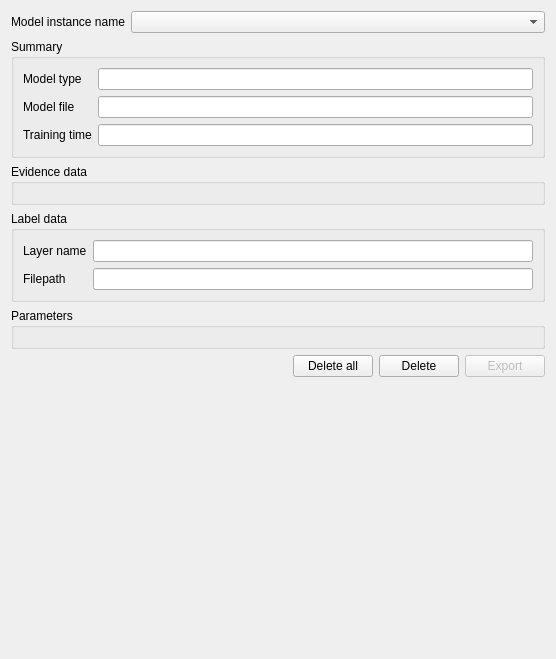
GispoCoding/eis_qgis_plugin, file eis_qgis_plugin/resources/ui/results/wizard_model_history.ui: the form before one commit.
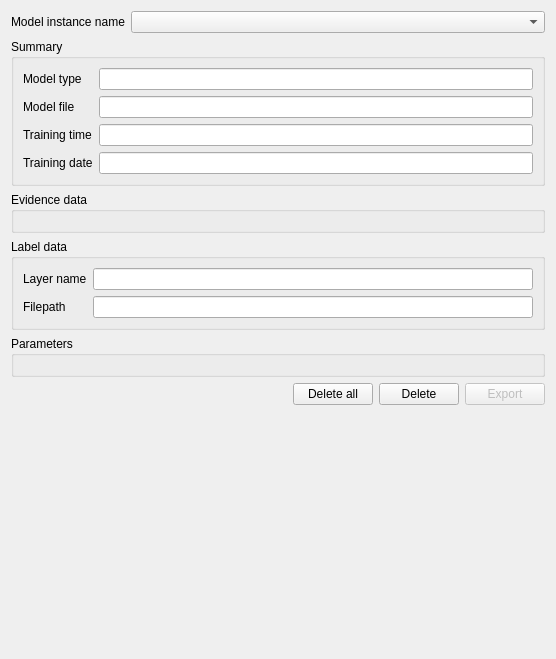
The form after the commit.

Commit message: Add training date to saved model info, fix clearing history widgets when all models are deleted

Patch:
```diff
--- a/eis_qgis_plugin/resources/ui/results/wizard_model_history.ui
+++ b/eis_qgis_plugin/resources/ui/results/wizard_model_history.ui
@@ -109,6 +109,20 @@
       <item row="2" column="1">
        <widget class="QLineEdit" name="model_training_time"/>
       </item>
+      <item row="3" column="0">
+       <widget class="QLabel" name="label_2">
+        <property name="text">
+         <string>Training date</string>
+        </property>
+       </widget>
+      </item>
+      <item row="3" column="1">
+       <widget class="QLineEdit" name="model_training_date">
+        <property name="readOnly">
+         <bool>true</bool>
+        </property>
+       </widget>
+      </item>
      </layout>
     </widget>
    </item>
```
The commit also changes 4 other files.
